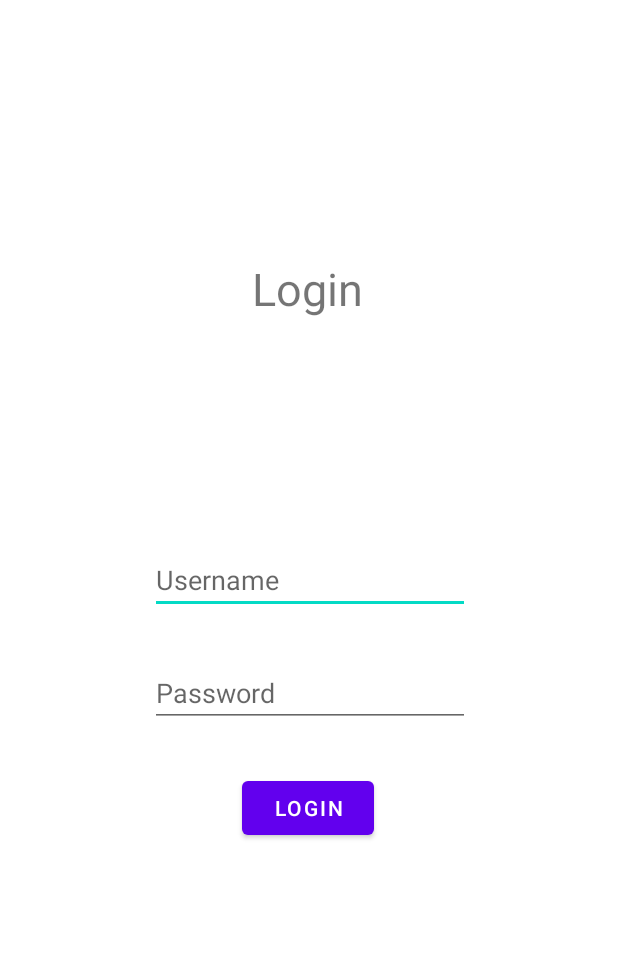
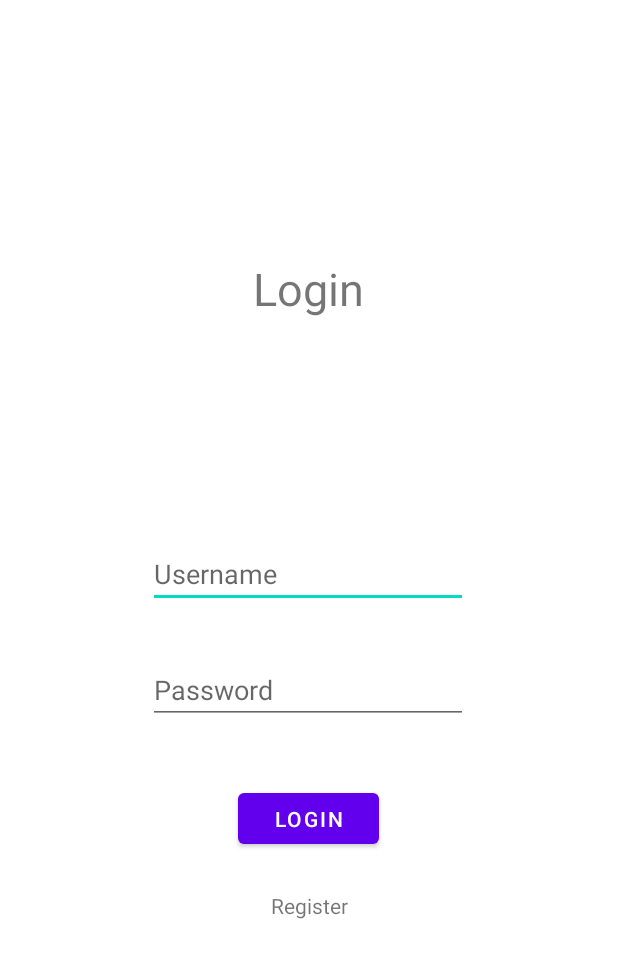
Before and after one commit to ErielVasan/DailyMissions, an Android app: the LoginActivity screen opened directly, with no data from a screen before it, on a phone screen of 412 x 824 dp. Shown: the top 958 px of the screen. Run offline under Robolectric (Android 15) with nearby library versions, the phone set to English and light mode, and no system bars.

Commit message:
Login to Register to Login
Added a textview to go from login to register and vice versa

```diff
--- a/app/src/main/java/com/example/dailymissions/LoginActivity.kt
+++ b/app/src/main/java/com/example/dailymissions/LoginActivity.kt
@@ -5,6 +5,7 @@ import androidx.appcompat.app.AppCompatActivity
 import android.os.Bundle
 import android.widget.Button
 import android.widget.EditText
+import android.widget.TextView
 import android.widget.Toast
 
 
@@ -13,10 +14,10 @@ class LoginActivity : AppCompatActivity() {
         super.onCreate(savedInstanceState)
         setContentView(R.layout.activity_login)
 
-        findViewById<Button>(R.id.registerButton).setOnClickListener {
+        findViewById<Button>(R.id.loginButton).setOnClickListener {
 
-            if (findViewById<EditText>(R.id.registerUsernameInput).text.trim().isNotEmpty() &&
-                findViewById<EditText>(R.id.registerPasswordInput).text.trim().isNotEmpty()
+            if (findViewById<EditText>(R.id.loginUsernameInput).text.trim().isNotEmpty() &&
+                findViewById<EditText>(R.id.loginPasswordInput).text.trim().isNotEmpty()
             ){
 
                 val intent = Intent(this, MissionsActivity::class.java)
@@ -31,5 +32,13 @@ class LoginActivity : AppCompatActivity() {
 
         }
 
+        findViewById<TextView>(R.id.toRegisterTextView).setOnClickListener{
+
+            val intent = Intent(this, RegisterActivity::class.java)
+            startActivity(intent)
+            finish()
+
+        }
+
     }
 }
--- a/app/src/main/res/layout/activity_login.xml
+++ b/app/src/main/res/layout/activity_login.xml
@@ -7,58 +7,81 @@
     tools:context=".LoginActivity">
 
     <TextView
-        android:id="@+id/registerTextView"
+        android:id="@+id/loginTextView"
         android:layout_width="186dp"
         android:layout_height="57dp"
         android:layout_marginStart="112dp"
         android:layout_marginLeft="112dp"
         android:layout_marginTop="164dp"
+        android:layout_marginEnd="113dp"
+        android:layout_marginRight="113dp"
         android:gravity="center"
         android:text="@string/login_text"
         android:textSize="30sp"
-        app:layout_constraintStart_toStartOf="parent"
-        app:layout_constraintTop_toTopOf="parent" />
-
-    <EditText
-        android:id="@+id/registerUsernameInput"
-        android:layout_width="wrap_content"
-        android:layout_height="wrap_content"
-        android:layout_marginStart="100dp"
-        android:layout_marginLeft="100dp"
-        android:layout_marginTop="364dp"
-        android:ems="10"
-        android:inputType="textPersonName"
-        android:hint="@string/username_hint"
+        app:layout_constraintEnd_toEndOf="parent"
         app:layout_constraintStart_toStartOf="parent"
         app:layout_constraintTop_toTopOf="parent" />
 
 
     <EditText
-        android:id="@+id/registerPasswordInput"
+        android:id="@+id/loginUsernameInput"
         android:layout_width="wrap_content"
         android:layout_height="wrap_content"
         android:layout_marginStart="100dp"
+        android:layout_marginLeft="100dp"
+        android:layout_marginTop="360dp"
+        android:layout_marginEnd="101dp"
+        android:layout_marginRight="101dp"
+        android:ems="10"
+        android:hint="@string/username_hint"
+        android:inputType="textPersonName"
+        app:layout_constraintEnd_toEndOf="parent"
+        app:layout_constraintStart_toStartOf="parent"
+        app:layout_constraintTop_toTopOf="parent" />
+
+    <EditText
+        android:id="@+id/loginPasswordInput"
+        android:layout_width="wrap_content"
+        android:layout_height="wrap_content"
+        android:layout_marginStart="100dp"
+        android:layout_marginLeft="100dp"
+        android:layout_marginTop="32dp"
+        android:layout_marginEnd="101dp"
+        android:layout_marginRight="101dp"
+        android:ems="10"
         android:hint="@string/password_hint"
-        android:layout_marginLeft="100dp"
-        android:layout_marginTop="30dp"
-        android:ems="10"
         android:inputType="textPassword"
+        app:layout_constraintEnd_toEndOf="parent"
         app:layout_constraintStart_toStartOf="parent"
-        app:layout_constraintTop_toBottomOf="@+id/registerUsernameInput" />
+        app:layout_constraintTop_toBottomOf="@+id/loginUsernameInput" />
 
     <Button
-        android:id="@+id/registerButton"
-        android:layout_marginTop="30dp"
-        android:layout_width="wrap_content"
-        android:layout_height="wrap_content"
-        android:layout_marginStart="159dp"
-        android:layout_marginLeft="159dp"
+        android:id="@+id/loginButton"
+        android:layout_width="94dp"
+        android:layout_height="46dp"
+        android:layout_marginStart="158dp"
+        android:layout_marginLeft="158dp"
+        android:layout_marginTop="40dp"
         android:layout_marginEnd="159dp"
         android:layout_marginRight="159dp"
         android:text="@string/login_text"
         app:layout_constraintEnd_toEndOf="parent"
-        app:layout_constraintHorizontal_bias="0.4"
         app:layout_constraintStart_toStartOf="parent"
-        app:layout_constraintTop_toBottomOf="@+id/registerPasswordInput" />
+        app:layout_constraintTop_toBottomOf="@+id/loginPasswordInput" />
+
+    <TextView
+        android:id="@+id/toRegisterTextView"
+        android:layout_width="72dp"
+        android:layout_height="30dp"
+        android:layout_marginStart="169dp"
+        android:layout_marginLeft="169dp"
+        android:layout_marginTop="20dp"
+        android:layout_marginEnd="170dp"
+        android:layout_marginRight="170dp"
+        android:gravity="center"
+        android:text="@string/register_text"
+        app:layout_constraintEnd_toEndOf="parent"
+        app:layout_constraintStart_toStartOf="parent"
+        app:layout_constraintTop_toBottomOf="@+id/loginButton" />
 
 </androidx.constraintlayout.widget.ConstraintLayout>
```
Also changed, not shown: app/src/main/java/com/example/dailymissions/RegisterActivity.kt (+9 -0 lines), app/src/main/res/layout/activity_register.xml (+22 -10 lines).
